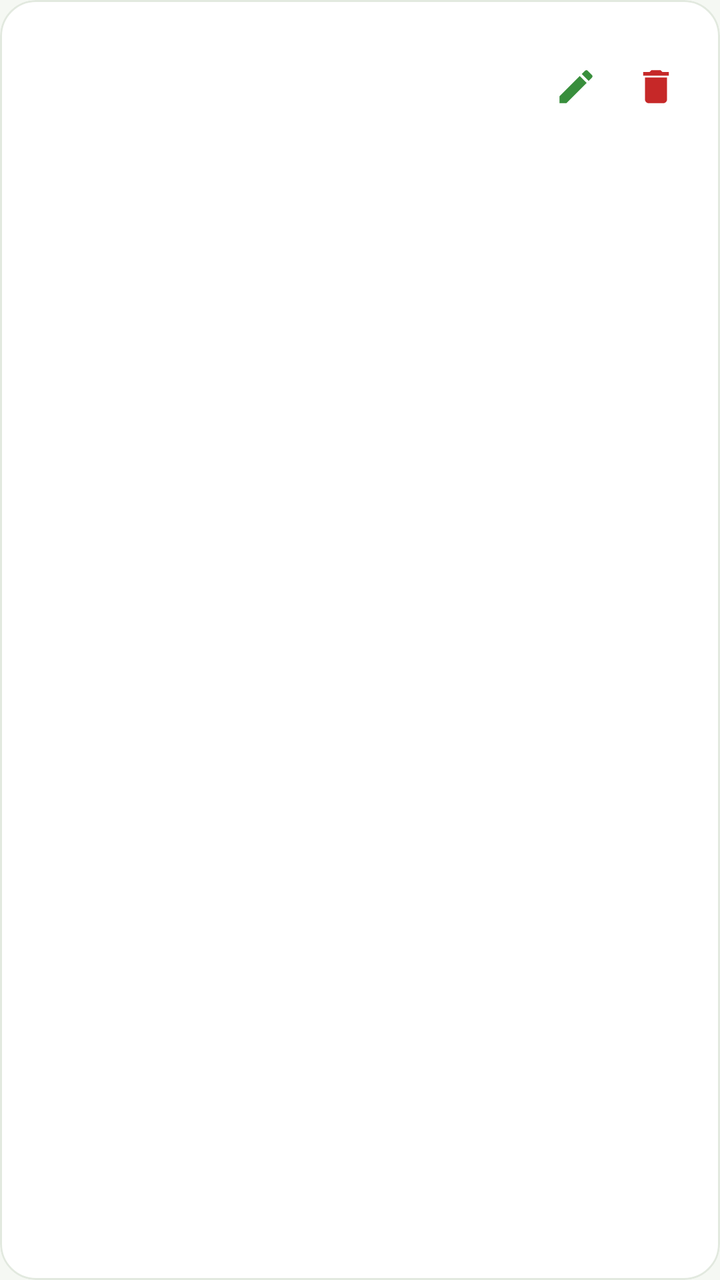
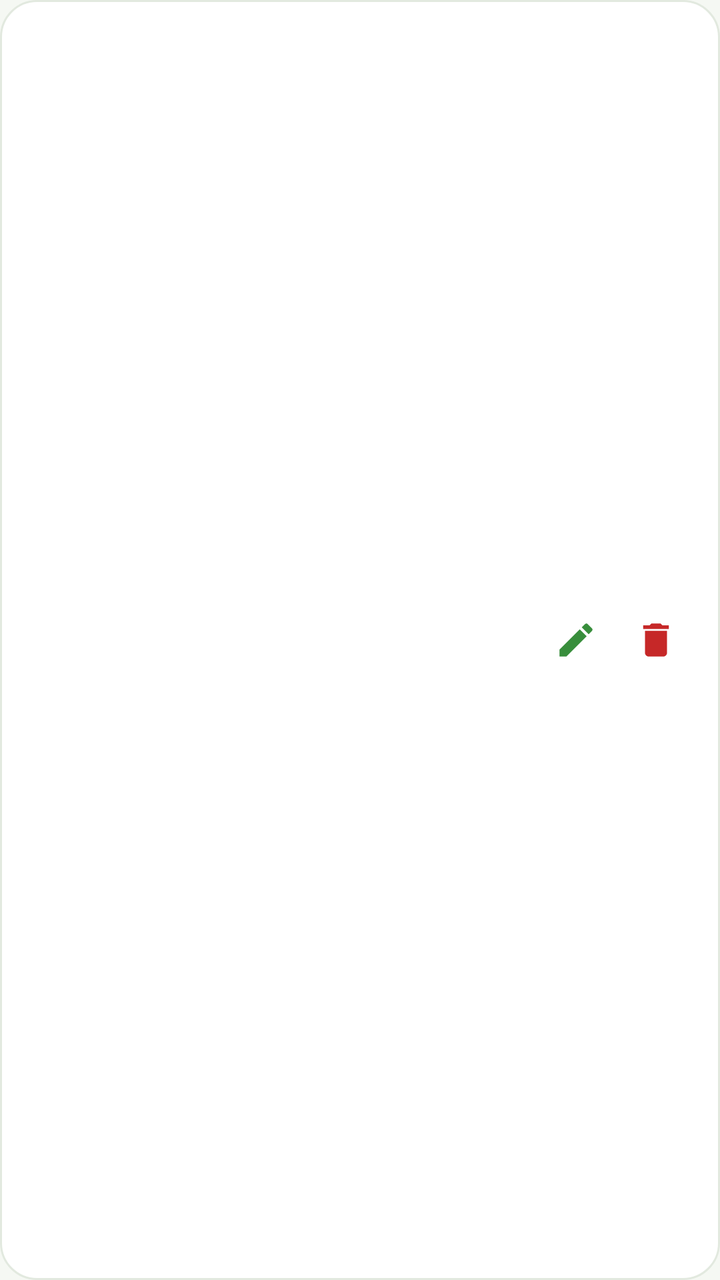

Two renders of the same Android screen: before a commit and after it. Below are the layout's source before the change and the commit's diff.
<!-- AndroidManifest.xml: application theme Theme.AgriSouk -->
<!-- res/layout/item_product_admin.xml -->
<?xml version="1.0" encoding="utf-8"?>
<com.google.android.material.card.MaterialCardView xmlns:android="http://schemas.android.com/apk/res/android"
    xmlns:app="http://schemas.android.com/apk/res-auto"
    android:id="@+id/cardAdminProduct"
    android:layout_width="match_parent"
    android:layout_height="wrap_content"
    android:layout_marginBottom="10dp"
    android:clickable="true"
    android:focusable="true"
    app:cardBackgroundColor="@color/surface"
    app:cardCornerRadius="18dp"
    app:cardElevation="0dp"
    app:rippleColor="@color/green_50"
    app:strokeColor="@color/outline"
    app:strokeWidth="1dp">

    <LinearLayout
        android:layout_width="match_parent"
        android:layout_height="wrap_content"
        android:gravity="center_vertical"
        android:orientation="horizontal"
        android:padding="12dp">

        <FrameLayout
            android:id="@+id/adminThumb"
            android:layout_width="46dp"
            android:layout_height="46dp"
            android:background="@drawable/bg_circle">

            <ImageView
                android:id="@+id/ivAdminIcon"
                android:layout_width="26dp"
                android:layout_height="26dp"
                android:layout_gravity="center"
                android:contentDescription="@string/cd_product_image" />
        </FrameLayout>

        <LinearLayout
            android:layout_width="0dp"
            android:layout_height="wrap_content"
            android:layout_marginStart="12dp"
            android:layout_weight="1"
            android:orientation="vertical">

            <TextView
                android:id="@+id/tvAdminName"
                android:layout_width="match_parent"
                android:layout_height="wrap_content"
                android:ellipsize="end"
                android:fontFamily="sans-serif-medium"
                android:maxLines="1"
                android:textColor="@color/ink_900"
                android:textSize="15sp"
                android:textStyle="bold" />

            <TextView
                android:id="@+id/tvAdminMeta"
                android:layout_width="match_parent"
                android:layout_height="wrap_content"
                android:layout_marginTop="2dp"
                android:ellipsize="end"
                android:maxLines="1"
                android:textColor="@color/ink_500"
                android:textSize="12sp" />

            <TextView
                android:id="@+id/tvAdminPrice"
                android:layout_width="match_parent"
                android:layout_height="wrap_content"
                android:layout_marginTop="4dp"
                android:fontFamily="sans-serif-medium"
                android:textColor="@color/green_800"
                android:textSize="15sp"
                android:textStyle="bold" />
        </LinearLayout>

        <ImageButton
            android:id="@+id/btnAdminEdit"
            android:layout_width="40dp"
            android:layout_height="40dp"
            android:background="?attr/selectableItemBackgroundBorderless"
            android:contentDescription="@string/cd_edit"
            android:padding="9dp"
            android:scaleType="centerInside"
            android:src="@drawable/ic_edit"
            android:tint="@color/green_700" />

        <ImageButton
            android:id="@+id/btnAdminDelete"
            android:layout_width="40dp"
            android:layout_height="40dp"
            android:background="?attr/selectableItemBackgroundBorderless"
            android:contentDescription="@string/cd_delete"
            android:padding="9dp"
            android:scaleType="centerInside"
            android:src="@drawable/ic_delete"
            android:tint="@color/danger" />
    </LinearLayout>
</com.google.android.material.card.MaterialCardView>
<!-- resources referenced by this layout -->
<resources>
  <color name="danger">#C62828</color>
  <color name="green_50">#E8F5E9</color>
  <color name="green_700">#388E3C</color>
  <color name="green_800">#2E7D32</color>
  <color name="ink_500">#6B7A70</color>
  <color name="ink_900">#1C2923</color>
  <color name="outline">#E2E9DF</color>
  <color name="surface">#FFFFFF</color>
  <!-- drawable bg_circle (drawable) -->
  <?xml version="1.0" encoding="utf-8"?>
  <shape xmlns:android="http://schemas.android.com/apk/res/android"
      android:shape="oval">
      <solid android:color="@color/surface" />
  </shape>
  <!-- drawable ic_delete (drawable) -->
  <?xml version="1.0" encoding="utf-8"?>
  <vector xmlns:android="http://schemas.android.com/apk/res/android"
      android:width="24dp"
      android:height="24dp"
      android:viewportWidth="24"
      android:viewportHeight="24">
      <path
          android:fillColor="@color/danger"
          android:pathData="M6,19c0,1.1 0.9,2 2,2h8c1.1,0 2,-0.9 2,-2V7H6v12zM19,4h-3.5l-1,-1h-5l-1,1H5v2h14V4z" />
  </vector>
  <!-- drawable ic_edit (drawable) -->
  <?xml version="1.0" encoding="utf-8"?>
  <vector xmlns:android="http://schemas.android.com/apk/res/android"
      android:width="24dp"
      android:height="24dp"
      android:viewportWidth="24"
      android:viewportHeight="24">
      <path
          android:fillColor="@color/green_700"
          android:pathData="M3,17.25V21h3.75L17.81,9.94l-3.75,-3.75L3,17.25zM20.71,7.04c0.39,-0.39 0.39,-1.02 0,-1.41l-2.34,-2.34c-0.39,-0.39 -1.02,-0.39 -1.41,0l-1.83,1.83 3.75,3.75 1.83,-1.83z" />
  </vector>
  <string name="cd_delete">Supprimer</string>
  <string name="cd_edit">Modifier</string>
  <string name="cd_product_image">Image du produit</string>
  <color name="on_primary">@color/white</color>
  <color name="green_100">#C8E6C9</color>
  <color name="green_900">#1B5E20</color>
  <color name="amber_700">#EF6C00</color>
  <color name="on_secondary">@color/white</color>
  <color name="amber_100">#FFE0B2</color>
  <color name="brown_700">#5D4037</color>
  <color name="background">#F5F8F3</color>
  <color name="surface_alt">#F0F5EE</color>
  <color name="status_bar">@color/green_900</color>
  <style name="Widget.AgriSouk.Button" parent="Widget.Material3.Button">
          <item name="cornerRadius">14dp</item>
          <item name="android:minHeight">52dp</item>
          <item name="android:textSize">15sp</item>
          <item name="android:letterSpacing">0.01</item>
          <item name="android:textAllCaps">false</item>
      </style>
  <style name="ThemeOverlay.AgriSouk.BottomSheet" parent="ThemeOverlay.Material3.BottomSheetDialog">
          <item name="bottomSheetStyle">@style/Widget.AgriSouk.BottomSheet</item>
      </style>
  <color name="white">#FFFFFF</color>
  <style name="Widget.AgriSouk.BottomSheet" parent="Widget.Material3.BottomSheet.Modal">
          <item name="backgroundTint">@color/surface</item>
          <item name="shapeAppearance">@style/ShapeAppearance.AgriSouk.Sheet</item>
      </style>
  <style name="ShapeAppearance.AgriSouk.Sheet" parent="ShapeAppearance.Material3.LargeComponent">
          <item name="cornerFamily">rounded</item>
          <item name="cornerSizeTopLeft">20dp</item>
          <item name="cornerSizeTopRight">20dp</item>
          <item name="cornerSizeBottomLeft">0dp</item>
          <item name="cornerSizeBottomRight">0dp</item>
      </style>
  <!-- unchanged entries left out for length: 1 -->
</resources>

<!-- the commit's change to res/layout/item_product_admin.xml (unified diff, before → after) -->
@@ -1,99 +1,88 @@
 <?xml version="1.0" encoding="utf-8"?>
-<com.google.android.material.card.MaterialCardView xmlns:android="http://schemas.android.com/apk/res/android"
-    xmlns:app="http://schemas.android.com/apk/res-auto"
+<LinearLayout xmlns:android="http://schemas.android.com/apk/res/android"
     android:id="@+id/cardAdminProduct"
     android:layout_width="match_parent"
     android:layout_height="wrap_content"
     android:layout_marginBottom="10dp"
+    android:background="@drawable/bg_product_row"
     android:clickable="true"
     android:focusable="true"
-    app:cardBackgroundColor="@color/surface"
-    app:cardCornerRadius="18dp"
-    app:cardElevation="0dp"
-    app:rippleColor="@color/green_50"
-    app:strokeColor="@color/outline"
-    app:strokeWidth="1dp">
+    android:gravity="center_vertical"
+    android:orientation="horizontal"
+    android:padding="12dp">
+
+    <FrameLayout
+        android:id="@+id/adminThumb"
+        android:layout_width="46dp"
+        android:layout_height="46dp"
+        android:background="@drawable/bg_circle">
+
+        <ImageView
+            android:id="@+id/ivAdminIcon"
+            android:layout_width="26dp"
+            android:layout_height="26dp"
+            android:layout_gravity="center"
+            android:contentDescription="@string/cd_product_image" />
+    </FrameLayout>
 
     <LinearLayout
-        android:layout_width="match_parent"
+        android:layout_width="0dp"
         android:layout_height="wrap_content"
-        android:gravity="center_vertical"
-        android:orientation="horizontal"
-        android:padding="12dp">
+        android:layout_marginStart="12dp"
+        android:layout_weight="1"
+        android:orientation="vertical">
 
-        <FrameLayout
-            android:id="@+id/adminThumb"
-            android:layout_width="46dp"
-            android:layout_height="46dp"
-            android:background="@drawable/bg_circle">
+        <TextView
+            android:id="@+id/tvAdminName"
+            android:layout_width="match_parent"
+            android:layout_height="wrap_content"
+            android:ellipsize="end"
+            android:fontFamily="sans-serif-medium"
+            android:maxLines="1"
+            android:textColor="@color/ink_900"
+            android:textSize="15sp"
+            android:textStyle="bold" />
 
-            <ImageView
-                android:id="@+id/ivAdminIcon"
-                android:layout_width="26dp"
-                android:layout_height="26dp"
-                android:layout_gravity="center"
-                android:contentDescription="@string/cd_product_image" />
-        </FrameLayout>
+        <TextView
+            android:id="@+id/tvAdminMeta"
+            android:layout_width="match_parent"
+            android:layout_height="wrap_content"
+            android:layout_marginTop="2dp"
+            android:ellipsize="end"
+            android:maxLines="1"
+            android:textColor="@color/ink_500"
+            android:textSize="12sp" />
 
-        <LinearLayout
-            android:layout_width="0dp"
+        <TextView
+            android:id="@+id/tvAdminPrice"
+            android:layout_width="match_parent"
             android:layout_height="wrap_content"
-            android:layout_marginStart="12dp"
-            android:layout_weight="1"
-            android:orientation="vertical">
+            android:layout_marginTop="4dp"
+            android:fontFamily="sans-serif-medium"
+            android:textColor="@color/green_800"
+            android:textSize="15sp"
+            android:textStyle="bold" />
+    </LinearLayout>
 
-            <TextView
-                android:id="@+id/tvAdminName"
-                android:layout_width="match_parent"
-                android:layout_height="wrap_content"
-                android:ellipsize="end"
-                android:fontFamily="sans-serif-medium"
-                android:maxLines="1"
-                android:textColor="@color/ink_900"
-                android:textSize="15sp"
-                android:textStyle="bold" />
+    <ImageButton
+        android:id="@+id/btnAdminEdit"
+        android:layout_width="40dp"
+        android:layout_height="40dp"
+        android:background="?attr/selectableItemBackgroundBorderless"
+        android:contentDescription="@string/cd_edit"
+        android:padding="9dp"
+        android:scaleType="centerInside"
+        android:src="@drawable/ic_edit"
+        android:tint="@color/green_700" />
 
-            <TextView
-                android:id="@+id/tvAdminMeta"
-                android:layout_width="match_parent"
-                android:layout_height="wrap_content"
-                android:layout_marginTop="2dp"
-                android:ellipsize="end"
-                android:maxLines="1"
-                android:textColor="@color/ink_500"
-                android:textSize="12sp" />
-
-            <TextView
-                android:id="@+id/tvAdminPrice"
-                android:layout_width="match_parent"
-                android:layout_height="wrap_content"
-                android:layout_marginTop="4dp"
-                android:fontFamily="sans-serif-medium"
-                android:textColor="@color/green_800"
-                android:textSize="15sp"
-                android:textStyle="bold" />
-        </LinearLayout>
-
-        <ImageButton
-            android:id="@+id/btnAdminEdit"
-            android:layout_width="40dp"
-            android:layout_height="40dp"
-            android:background="?attr/selectableItemBackgroundBorderless"
-            android:contentDescription="@string/cd_edit"
-            android:padding="9dp"
-            android:scaleType="centerInside"
-            android:src="@drawable/ic_edit"
-            android:tint="@color/green_700" />
-
-        <ImageButton
-            android:id="@+id/btnAdminDelete"
-            android:layout_width="40dp"
-            android:layout_height="40dp"
-            android:background="?attr/selectableItemBackgroundBorderless"
-            android:contentDescription="@string/cd_delete"
-            android:padding="9dp"
-            android:scaleType="centerInside"
-            android:src="@drawable/ic_delete"
-            android:tint="@color/danger" />
-    </LinearLayout>
-</com.google.android.material.card.MaterialCardView>
+    <ImageButton
+        android:id="@+id/btnAdminDelete"
+        android:layout_width="40dp"
+        android:layout_height="40dp"
+        android:background="?attr/selectableItemBackgroundBorderless"
+        android:contentDescription="@string/cd_delete"
+        android:padding="9dp"
+        android:scaleType="centerInside"
+        android:src="@drawable/ic_delete"
+        android:tint="@color/danger" />
+</LinearLayout>
<!-- resource entries referenced after the edit -->
@@ -14,6 +14,28 @@
       android:shape="oval">
       <solid android:color="@color/surface" />
   </shape>
+  <!-- drawable bg_product_row (drawable) -->
+  <?xml version="1.0" encoding="utf-8"?>
+  <ripple xmlns:android="http://schemas.android.com/apk/res/android"
+      android:color="@color/green_50">
+  
+      <item android:id="@android:id/mask">
+          <shape android:shape="rectangle">
+              <solid android:color="@android:color/white" />
+              <corners android:radius="18dp" />
+          </shape>
+      </item>
+  
+      <item>
+          <shape android:shape="rectangle">
+              <solid android:color="@color/surface" />
+              <corners android:radius="18dp" />
+              <stroke
+                  android:width="1dp"
+                  android:color="@color/outline" />
+          </shape>
+      </item>
+  </ripple>
   <!-- drawable ic_delete (drawable) -->
   <?xml version="1.0" encoding="utf-8"?>
   <vector xmlns:android="http://schemas.android.com/apk/res/android"
